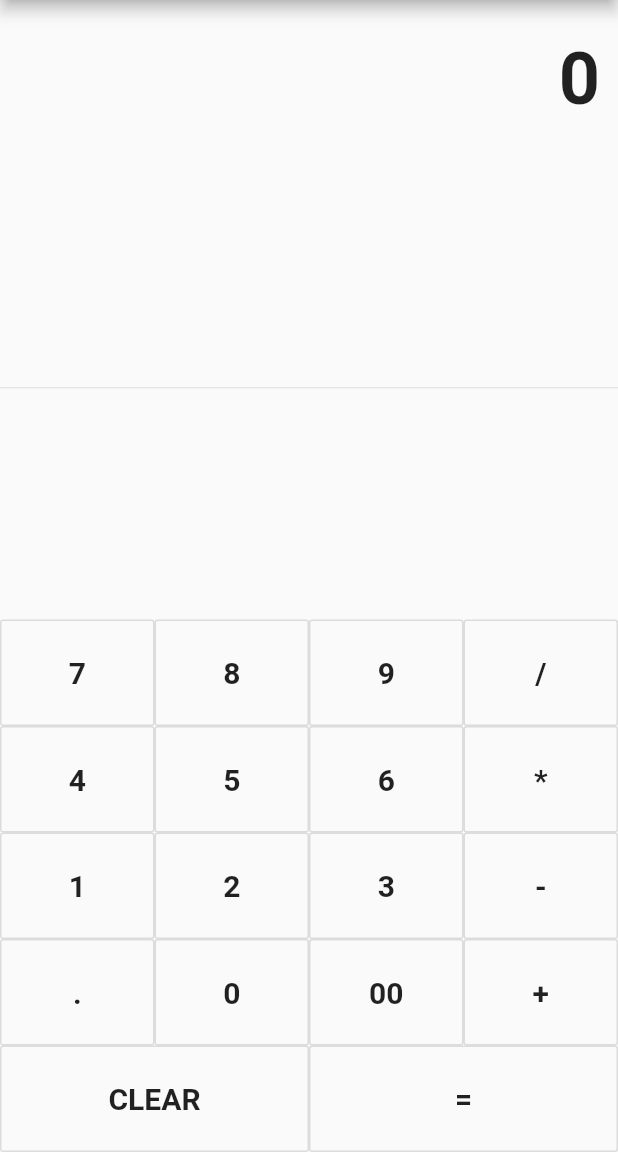
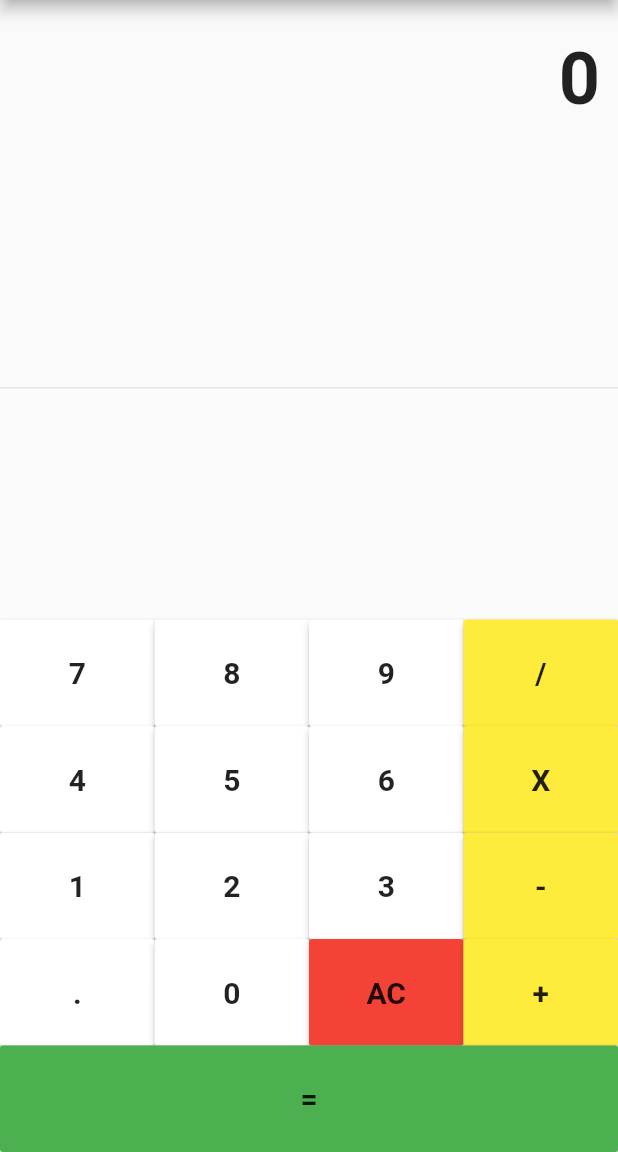
Before and after one commit to Varunkashyap2303/Calculator, a Flutter app: the screen it shows after launch, on a phone screen of 412 x 824 dp, the part 84-1236 px from its top. Run offline on Flutter 3.47's test engine with Material 2 defaults, Android fonts, the phone set to English and light mode, and no system bars.

Commit message:
Updated UI

```diff
--- a/lib/main.dart
+++ b/lib/main.dart
@@ -27,8 +27,8 @@ class MyHomePage extends StatefulWidget {
 }
 
 class _MyHomePageState extends State<MyHomePage> {
-  @override
-  Widget build(BuildContext context) {
+
+
     String output = "0";
 
     String _output = "0";
@@ -62,17 +62,27 @@ class _MyHomePageState extends State<MyHomePage> {
       else if(buttonText == "="){
         num2 = double.parse(output);
 
-        if(operand == "+"){
-          _output = (num1 + num2).toString();
-        }
-        if(operand == "-"){
-          _output = (num1 - num2).toString();
-        }
-        if(operand == "*"){
-          _output = (num1 * num2).toString();
-        }
-        if(operand == "/"){
-          _output = (num1 / num2).toString();
+        // if(operand == "+"){
+        //   _output = (num1 + num2).toString();
+        // }
+        // if(operand == "-"){
+        //   _output = (num1 - num2).toString();
+        // }
+        // if(operand == "*"){
+        //   _output = (num1 * num2).toString();
+        // }
+        // if(operand == "/"){
+        //   _output = (num1 / num2).toString();
+        // }
+        switch(operand){
+          case "+": _output = (num1 + num2).toString();
+                    break;
+          case "-": _output = (num1 - num2).toString();
+                    break;
+          case "*": _output = (num1 * num2).toString();
+                    break;
+          case "/": _output = (num1 / num2).toString();
+                    break;
         }
 
         num1 = 0;
@@ -90,9 +100,9 @@ class _MyHomePageState extends State<MyHomePage> {
       });
     }
 
-    Widget buildButton(String buttonText) {
+    Widget buildButtonNumber(String buttonText) {
       return new Expanded(
-        child: new OutlineButton(
+        child: new MaterialButton(
           padding: EdgeInsets.all(24.0),
           child: new Text(
             buttonText,
@@ -102,10 +112,64 @@ class _MyHomePageState extends State<MyHomePage> {
             ),
           ),
           onPressed: () => buttonPressed(buttonText),
+          color: Colors.white,
         ),
       );
     }
 
+    Widget buildButtonOperand(String buttonText) {
+      return new Expanded(
+        child: new MaterialButton(
+          padding: EdgeInsets.all(24.0),
+          child: new Text(
+            buttonText,
+            style: TextStyle(
+              fontSize: 20.0,
+              fontWeight: FontWeight.bold,
+            ),
+          ),
+          onPressed: () => buttonPressed(buttonText),
+          color: Colors.yellow,
+        ),
+      );
+    }
+
+    Widget buildButtonEquals(String buttonText) {
+      return new Expanded(
+        child: new MaterialButton(
+          padding: EdgeInsets.all(24.0),
+          child: new Text(
+            buttonText,
+            style: TextStyle(
+              fontSize: 20.0,
+              fontWeight: FontWeight.bold,
+            ),
+          ),
+          onPressed: () => buttonPressed(buttonText),
+          color: Colors.green,
+        ),
+      );
+    }
+
+    Widget buildButtonClear(String buttonText) {
+      return new Expanded(
+        child: new MaterialButton(
+          padding: EdgeInsets.all(24.0),
+          child: new Text(
+            buttonText,
+            style: TextStyle(
+              fontSize: 20.0,
+              fontWeight: FontWeight.bold,
+            ),
+          ),
+          onPressed: () => buttonPressed(buttonText),
+          color: Colors.red,
+        ),
+      );
+    }
+
+   @override
+  Widget build(BuildContext context){
     return Scaffold(
         appBar: AppBar(
           title: Text(widget.title),
@@ -128,32 +192,31 @@ class _MyHomePageState extends State<MyHomePage> {
               new Column(
                 children: [
                   new Row(children: [
-                    buildButton("7"),
-                    buildButton("8"),
-                    buildButton("9"),
-                    buildButton("/")
+                    buildButtonNumber("7"),
+                    buildButtonNumber("8"),
+                    buildButtonNumber("9"),
+                    buildButtonOperand("/")
                   ]),
                   new Row(children: [
-                    buildButton("4"),
-                    buildButton("5"),
-                    buildButton("6"),
-                    buildButton("*")
+                    buildButtonNumber("4"),
+                    buildButtonNumber("5"),
+                    buildButtonNumber("6"),
+                    buildButtonOperand("X")
                   ]),
                   new Row(children: [
-                    buildButton("1"),
-                    buildButton("2"),
-                    buildButton("3"),
-                    buildButton("-")
+                    buildButtonNumber("1"),
+                    buildButtonNumber("2"),
+                    buildButtonNumber("3"),
+                    buildButtonOperand("-")
                   ]),
                   new Row(children: [
-                    buildButton("."),
-                    buildButton("0"),
-                    buildButton("00"),
-                    buildButton("+")
+                    buildButtonNumber("."),
+                    buildButtonNumber("0"),
+                    buildButtonClear("AC"),
+                    buildButtonOperand("+")
                   ]),
                   new Row(children: [
-                    buildButton("CLEAR"),
-                    buildButton("="),
+                    buildButtonEquals("="),
                   ]),
                 ],
               )
```
